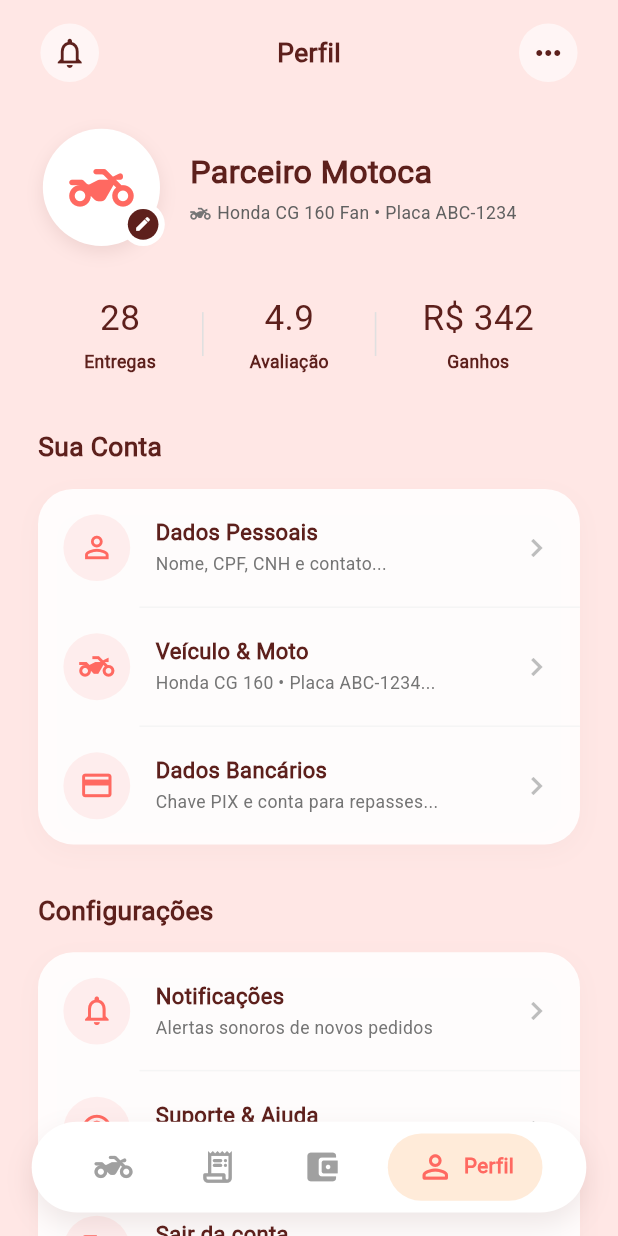
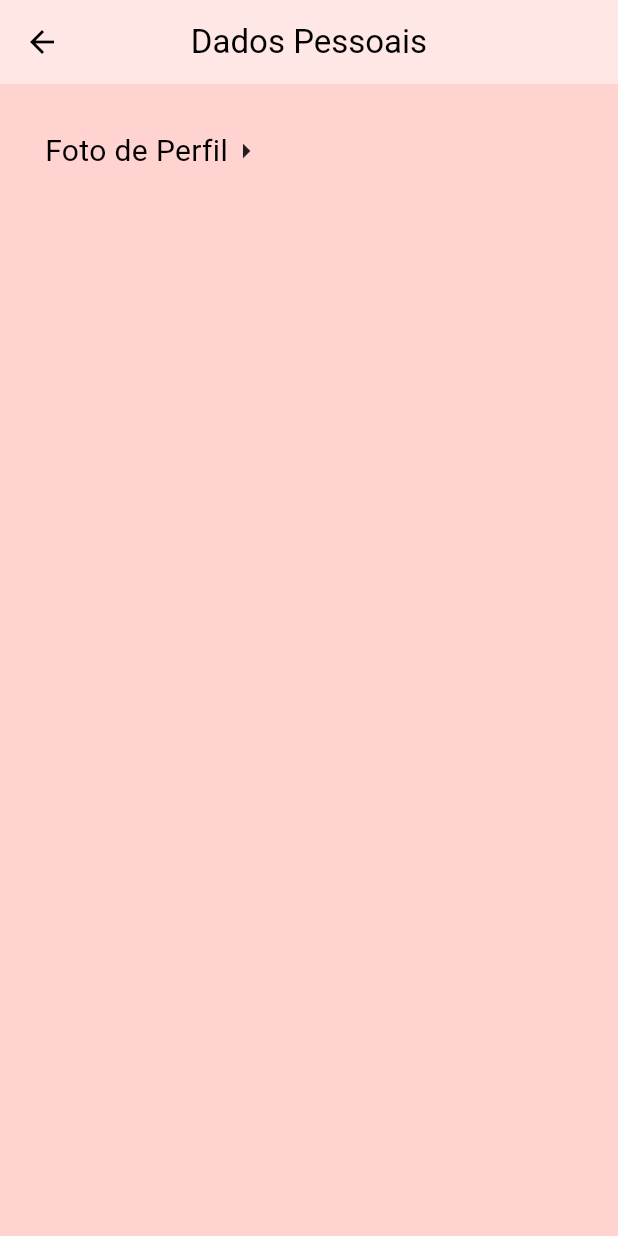
Before and after one commit to Nhac-frights/Nhac-Motoboy, a Flutter app: the HomeMotocaPage screen opened by its route, item 4 of the bottom bar chosen, after a tap on "Dados Pessoais", on a phone screen of 412 x 824 dp. Run offline on Flutter 3.47's test engine with Material 3 defaults, Android fonts, the phone set to English and light mode, and no system bars; our stand-ins replace email_validator, flutter_screenutil, flutter_svg, go_router, mask_text_input_formatter, pin_code_fields; project files that could hold a hidden picture were left out.

Commit message:
Subindo alteracoes layout

```diff
--- a/lib/components/home/nhac_bottom_nav_bar.dart
+++ b/lib/components/home/nhac_bottom_nav_bar.dart
@@ -73,7 +73,7 @@ class NhacBottomNavBar extends StatelessWidget {
           duration: const Duration(milliseconds: 350),
           curve: Curves.fastOutSlowIn,
           padding: EdgeInsets.symmetric(
-            horizontal: isSelected ? 18.w : 12.w,
+            horizontal: isSelected ? 20.w : 12.w,
             vertical: 10.h,
           ),
           decoration: BoxDecoration(
@@ -85,7 +85,7 @@ class NhacBottomNavBar extends StatelessWidget {
             children: [
               Icon(
                 icon,
-                size: 26.sp,
+                size: 30.sp,
                 color: isSelected
                     ? AppColors.primaria
                     : const Color(0xFFA0A0A0),
@@ -97,7 +97,7 @@ class NhacBottomNavBar extends StatelessWidget {
                   width: isSelected ? null : 0,
                   child: isSelected
                       ? Padding(
-                          padding: EdgeInsets.only(left: 6.w),
+                          padding: EdgeInsets.only(left: 8.w),
                           child: Text(
                             label,
                             maxLines: 1,
--- a/lib/main.dart
+++ b/lib/main.dart
@@ -10,9 +10,7 @@ void main() {
   WidgetsFlutterBinding.ensureInitialized();
   runApp(
     MultiProvider(
-      providers: [
-        ChangeNotifierProvider(create: (_) => CadastroController()),
-      ],
+      providers: [ChangeNotifierProvider(create: (_) => CadastroController())],
       child: const MeuApp(),
     ),
   );
--- a/lib/pages/home/tabs/perfil_tab.dart
+++ b/lib/pages/home/tabs/perfil_tab.dart
@@ -1,6 +1,7 @@
 import 'package:flutter/material.dart';
 import 'package:flutter_screenutil/flutter_screenutil.dart';
 import 'package:go_router/go_router.dart';
+import 'package:nhac_motoboy/pages/home/tabs/profile/dados_pessoais_tab.dart';
 import 'package:provider/provider.dart';
 
 import '../../../controllers/cadastro_controller.dart';
@@ -407,7 +408,9 @@ class PerfilTab extends StatelessWidget {
                   iconColor: const Color(0xFFFF6961),
                   title: 'Dados Pessoais',
                   subtitle: 'Nome, CPF, CNH e contato...',
-                  onTap: () {},
+                  onTap: () {
+                    Navigator.push(context, MaterialPageRoute(builder: (context) => const DadosPessoaisTab()));
+                  },
                 ),
                 Divider(height: 1, color: Colors.grey.shade100, indent: 64.w),
                 _buildAccountRow(
--- /dev/null
+++ b/lib/pages/home/tabs/profile/dados_pessoais_tab.dart
@@ -0,0 +1,28 @@
+import 'package:flutter/material.dart';
+import 'package:nhac_motoboy/globals/theme_colors.dart';
+
+class DadosPessoaisTab extends StatelessWidget {
+  const DadosPessoaisTab({super.key});
+
+  @override
+  Widget build(BuildContext context) {
+    return Scaffold(
+      appBar: AppBar(title: const Text('Dados Pessoais'), centerTitle: true),
+      body: Container(
+        padding: const EdgeInsets.all(30),
+        child: Row(
+          children: [
+            Text(
+              'Foto de Perfil',
+              style: TextStyle(fontSize: 20),
+              textAlign: TextAlign.left,
+
+            ),
+            Icon(Icons.arrow_right, ),
+          ],
+        ),
+      ),
+      backgroundColor: AppColors.primaria.withValues(alpha: 0.3),
+    );
+  }
+}
```
Also changed, not shown: pubspec.lock, 1 other file.
